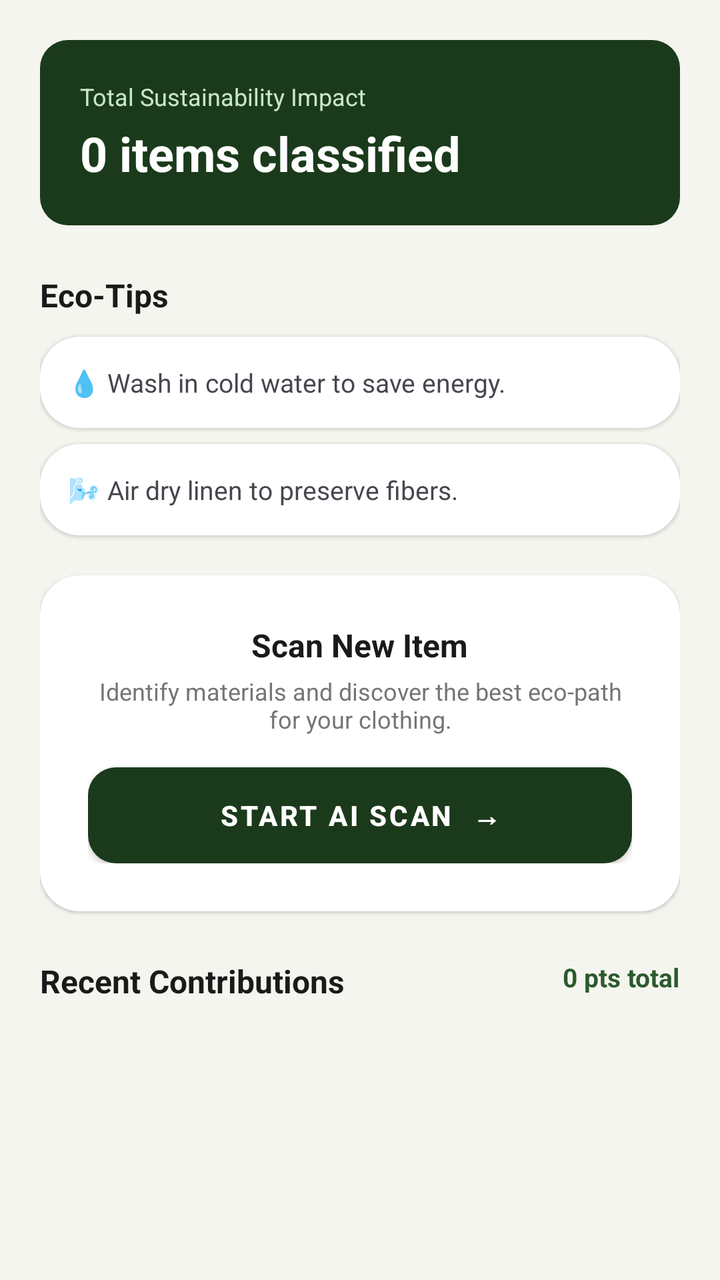
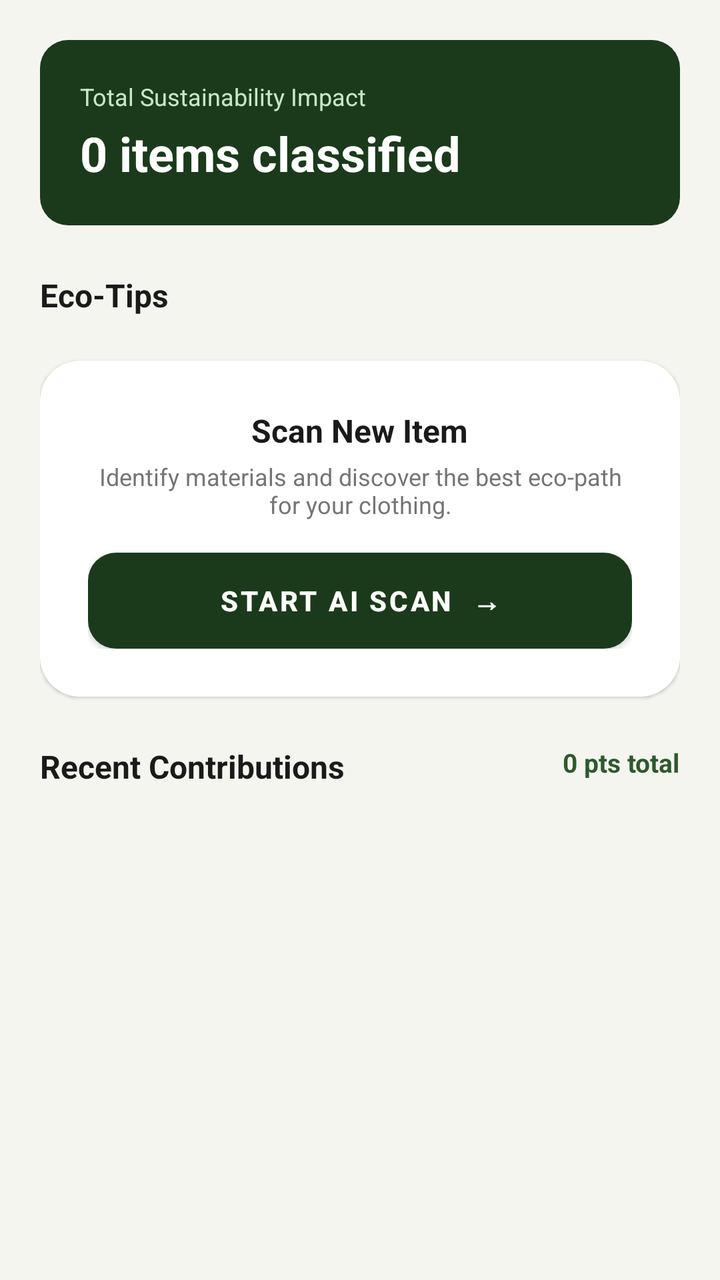

Compare the two renders of this Android layout. The source of the first and the diff that turns it into the second are given below.
<!-- AndroidManifest.xml: application theme Theme.ClothingRecycleApp -->
<!-- res/layout/fragment_home.xml -->
<?xml version="1.0" encoding="utf-8"?>
<ScrollView xmlns:android="http://schemas.android.com/apk/res/android"
    android:layout_width="match_parent"
    android:layout_height="match_parent"
    android:background="@color/eco_cream_bg">

    <LinearLayout
        android:layout_width="match_parent"
        android:layout_height="wrap_content"
        android:orientation="vertical"
        android:padding="20dp">

        <LinearLayout
            android:layout_width="match_parent"
            android:layout_height="wrap_content"
            android:orientation="vertical"
            android:background="@drawable/bg_button_primary"
            android:padding="20dp">

            <TextView
                android:layout_width="wrap_content"
                android:layout_height="wrap_content"
                android:text="Total Sustainability Impact"
                android:textSize="12sp"
                android:textColor="@color/eco_light_green" />

            <TextView
                android:id="@+id/tvTotalItems"
                android:layout_width="wrap_content"
                android:layout_height="wrap_content"
                android:layout_marginTop="4dp"
                android:text="0 items classified"
                android:textSize="24sp"
                android:textStyle="bold"
                android:textColor="@color/eco_white" />

        </LinearLayout>

        <TextView
            android:layout_width="wrap_content"
            android:layout_height="wrap_content"
            android:layout_marginTop="24dp"
            android:text="Eco-Tips"
            android:textSize="16sp"
            android:textStyle="bold"
            android:textColor="@color/eco_text_dark" />

        <TextView
            android:layout_width="match_parent"
            android:layout_height="wrap_content"
            android:layout_marginTop="10dp"
            android:background="@drawable/bg_card"
            android:padding="14dp"
            android:text="💧 Wash in cold water to save energy."
            android:textSize="13sp"
            android:elevation="1dp" />

        <TextView
            android:layout_width="match_parent"
            android:layout_height="wrap_content"
            android:layout_marginTop="8dp"
            android:background="@drawable/bg_card"
            android:padding="14dp"
            android:text="🌬️ Air dry linen to preserve fibers."
            android:textSize="13sp"
            android:elevation="1dp" />

        <LinearLayout
            android:layout_width="match_parent"
            android:layout_height="wrap_content"
            android:orientation="vertical"
            android:gravity="center_horizontal"
            android:background="@drawable/bg_card"
            android:padding="24dp"
            android:layout_marginTop="20dp"
            android:elevation="1dp">

            <TextView
                android:layout_width="wrap_content"
                android:layout_height="wrap_content"
                android:text="Scan New Item"
                android:textSize="16sp"
                android:textStyle="bold"
                android:textColor="@color/eco_text_dark" />

            <TextView
                android:layout_width="wrap_content"
                android:layout_height="wrap_content"
                android:layout_marginTop="4dp"
                android:gravity="center_horizontal"
                android:text="Identify materials and discover the best eco-path for your clothing."
                android:textSize="12sp"
                android:textColor="@color/eco_text_gray" />

            <Button
                android:id="@+id/btnStartScan"
                android:layout_width="match_parent"
                android:layout_height="48dp"
                android:layout_marginTop="16dp"
                android:background="@drawable/bg_button_primary"
                android:text="Start AI Scan  →"
                android:textColor="@color/eco_white"
                android:textStyle="bold" />

        </LinearLayout>

        <RelativeLayout
            android:layout_width="match_parent"
            android:layout_height="wrap_content"
            android:layout_marginTop="24dp">

            <TextView
                android:layout_width="wrap_content"
                android:layout_height="wrap_content"
                android:text="Recent Contributions"
                android:textSize="16sp"
                android:textStyle="bold"
                android:textColor="@color/eco_text_dark" />

            <TextView
                android:id="@+id/tvTotalPointsInline"
                android:layout_width="wrap_content"
                android:layout_height="wrap_content"
                android:layout_alignParentEnd="true"
                android:text="0 pts total"
                android:textSize="13sp"
                android:textStyle="bold"
                android:textColor="@color/eco_primary_green" />
        </RelativeLayout>

        <LinearLayout
            android:id="@+id/recentContributionsContainer"
            android:layout_width="match_parent"
            android:layout_height="wrap_content"
            android:orientation="vertical"
            android:layout_marginTop="10dp" />

    </LinearLayout>
</ScrollView>
<!-- resources referenced by this layout -->
<resources>
  <color name="eco_cream_bg">#F5F5EF</color>
  <color name="eco_light_green">#C8E6C9</color>
  <color name="eco_primary_green">#2D5A2D</color>
  <color name="eco_text_dark">#1A1A1A</color>
  <color name="eco_text_gray">#757575</color>
  <color name="eco_white">#FFFFFF</color>
  <!-- drawable bg_button_primary (drawable) -->
  <?xml version="1.0" encoding="utf-8"?>
  <shape xmlns:android="http://schemas.android.com/apk/res/android"
      android:shape="rectangle">
      <solid android:color="@color/eco_dark_green" />
      <corners android:radius="14dp" />
  </shape>
  <!-- drawable bg_card (drawable) -->
  <?xml version="1.0" encoding="utf-8"?>
  <shape xmlns:android="http://schemas.android.com/apk/res/android"
      android:shape="rectangle">
      <solid android:color="@color/eco_white" />
      <corners android:radius="20dp" />
  </shape>
  <style name="Theme.ClothingRecycleApp" parent="Base.Theme.ClothingRecycleApp" />
  <color name="eco_dark_green">#1B3A1B</color>
  <style name="Base.Theme.ClothingRecycleApp" parent="Theme.Material3.DayNight.NoActionBar">
  
          
          <item name="materialButtonStyle">
              @style/Widget.App.Button.Primary
          </item>
  
          
          
  
      </style>
  <style name="Widget.App.Button.Primary" parent="Widget.MaterialComponents.Button">
  
          <item name="backgroundTint">@color/eco_dark_green</item>
          <item name="android:textColor">@color/eco_white</item>
          <item name="cornerRadius">14dp</item>
  
      </style>
</resources>

<!-- the commit's change to res/layout/fragment_home.xml (unified diff, before → after) -->
@@ -45,25 +45,12 @@
             android:textStyle="bold"
             android:textColor="@color/eco_text_dark" />
 
-        <TextView
+        <LinearLayout
+            android:id="@+id/ecoTipsContainer"
             android:layout_width="match_parent"
             android:layout_height="wrap_content"
-            android:layout_marginTop="10dp"
-            android:background="@drawable/bg_card"
-            android:padding="14dp"
-            android:text="💧 Wash in cold water to save energy."
-            android:textSize="13sp"
-            android:elevation="1dp" />
-
-        <TextView
-            android:layout_width="match_parent"
-            android:layout_height="wrap_content"
-            android:layout_marginTop="8dp"
-            android:background="@drawable/bg_card"
-            android:padding="14dp"
-            android:text="🌬️ Air dry linen to preserve fibers."
-            android:textSize="13sp"
-            android:elevation="1dp" />
+            android:orientation="vertical"
+            android:layout_marginTop="2dp" />
 
         <LinearLayout
             android:layout_width="match_parent"
